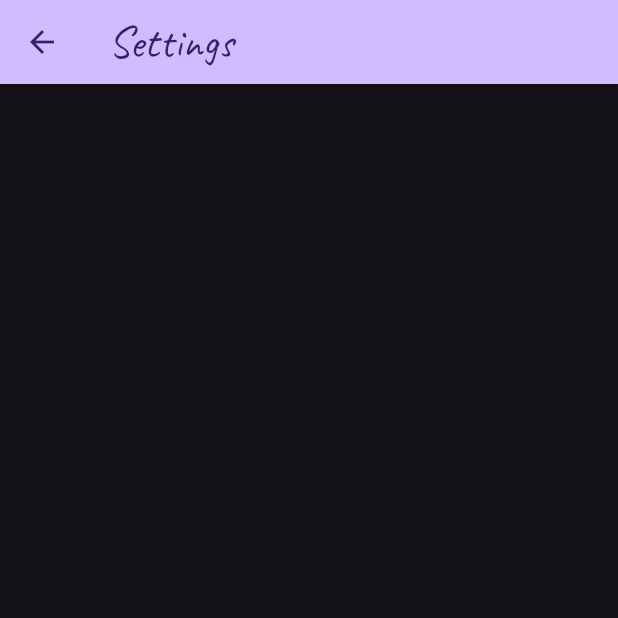
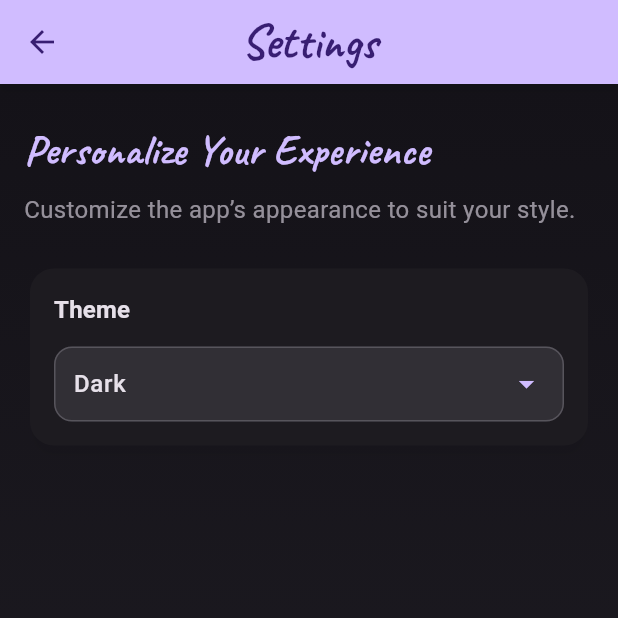
Before and after one commit to Hati0kooHati/places, a Flutter app: the screen it shows after launch, after a tap on the "settings" icon, on a phone screen of 412 x 824 dp, the top half of it. Run offline on Flutter 3.47's test engine with Material 3 defaults, Android fonts, the phone set to English and light mode, and no system bars; our stand-ins replace flutter_map, flutter_riverpod, google_fonts, image_picker, latlong2, location and 1 more; accounts and stored records are empty.

Commit message:
add ability to change theme mode

```diff
--- a/lib/core/providers/theme_data_provider.dart
+++ /dev/null
@@ -1,19 +0,0 @@
-import 'package:flutter/material.dart';
-import 'package:flutter_riverpod/flutter_riverpod.dart';
-
-class ThemeDataModeNotifier extends Notifier<ThemeData> {
-  @override
-  build() {
-    return ThemeData.dark();
-  }
-
-  void changeTheme() {
-    if (state.brightness == Brightness.dark) {
-      state = ThemeData.light();
-    } else {
-      state = ThemeData.dark();
-    }
-  }
-}
-
-final themeDataModeProvider = NotifierProvider(ThemeDataModeNotifier.new);
--- /dev/null
+++ b/lib/core/providers/theme_mode_provider.dart
@@ -0,0 +1,15 @@
+import 'package:flutter/material.dart';
+import 'package:flutter_riverpod/flutter_riverpod.dart';
+
+class ThemeModeNotifier extends Notifier<ThemeMode> {
+  @override
+  build() {
+    return ThemeMode.dark;
+  }
+
+  void setThemeMode(ThemeMode newThemeMode) {
+    state = newThemeMode;
+  }
+}
+
+final themeModeProvider = NotifierProvider(ThemeModeNotifier.new);
--- a/lib/features/view/screens/add_place_screen.dart
+++ b/lib/features/view/screens/add_place_screen.dart
@@ -69,6 +69,7 @@ class _AddPlaceScreenState extends ConsumerState<AddPlaceScreen> {
     return Scaffold(
       appBar: AppBar(
         title: Text("Add Place", style: GoogleFonts.caveat(fontSize: 30)),
+        centerTitle: true,
         backgroundColor: theme.colorScheme.primary,
         foregroundColor: theme.colorScheme.onPrimary,
         elevation: 2,
--- a/lib/features/view/screens/settings_screen.dart
+++ b/lib/features/view/screens/settings_screen.dart
@@ -1,27 +1,142 @@
 import 'package:flutter/material.dart';
+import 'package:flutter_riverpod/flutter_riverpod.dart';
 import 'package:google_fonts/google_fonts.dart';
+import 'package:places/core/providers/theme_mode_provider.dart';
 
-class SettingsScreen extends StatefulWidget {
+class SettingsScreen extends ConsumerWidget {
   const SettingsScreen({super.key});
 
   @override
-  State<SettingsScreen> createState() => _SettingsScreenState();
-}
-
-class _SettingsScreenState extends State<SettingsScreen> {
-  @override
-  Widget build(BuildContext context) {
+  Widget build(BuildContext context, WidgetRef ref) {
     final theme = Theme.of(context);
+    final ThemeMode currThemeMode = ref.watch(themeModeProvider);
 
     return Scaffold(
       appBar: AppBar(
-        title: Text("Settings", style: GoogleFonts.caveat(fontSize: 30)),
+        title: Text(
+          'Settings',
+          style: GoogleFonts.caveat(
+            fontSize: 32,
+            fontWeight: FontWeight.bold,
+            color: theme.colorScheme.onPrimary,
+          ),
+        ),
         backgroundColor: theme.colorScheme.primary,
         foregroundColor: theme.colorScheme.onPrimary,
-        elevation: 2,
-        shadowColor: Colors.black.withAlpha(50),
+        elevation: 3,
+        shadowColor: Colors.black.withAlpha(60),
+        centerTitle: true,
       ),
-      body: Column(),
+      body: Container(
+        decoration: BoxDecoration(
+          gradient: LinearGradient(
+            colors: [
+              theme.colorScheme.surface,
+              theme.colorScheme.surfaceContainer,
+            ],
+            begin: Alignment.topCenter,
+            end: Alignment.bottomCenter,
+          ),
+        ),
+        child: Padding(
+          padding: const EdgeInsets.symmetric(horizontal: 16, vertical: 24),
+          child: Column(
+            crossAxisAlignment: CrossAxisAlignment.start,
+            children: [
+              // Header
+              Text(
+                'Personalize Your Experience',
+                style: GoogleFonts.caveat(
+                  fontSize: 28,
+                  fontWeight: FontWeight.bold,
+                  color: theme.colorScheme.primary,
+                ),
+              ),
+              const SizedBox(height: 8),
+              Text(
+                'Customize the app’s appearance to suit your style.',
+                style: theme.textTheme.bodyMedium?.copyWith(
+                  color: theme.colorScheme.onSurfaceVariant.withAlpha(180),
+                  fontSize: 16,
+                ),
+              ),
+              const SizedBox(height: 24),
+
+              // Theme Selection Card
+              Card(
+                elevation: 4,
+                shadowColor: Colors.black.withAlpha(40),
+                shape: RoundedRectangleBorder(
+                  borderRadius: BorderRadius.circular(16),
+                ),
+                child: Padding(
+                  padding: const EdgeInsets.all(16),
+                  child: Column(
+                    crossAxisAlignment: CrossAxisAlignment.start,
+                    children: [
+                      Text(
+                        'Theme',
+                        style: theme.textTheme.titleMedium?.copyWith(
+                          fontWeight: FontWeight.bold,
+                          color: theme.colorScheme.onSurface,
+                        ),
+                      ),
+                      const SizedBox(height: 12),
+                      AnimatedContainer(
+                        duration: const Duration(milliseconds: 200),
+                        decoration: BoxDecoration(
+                          borderRadius: BorderRadius.circular(12),
+                          border: Border.all(
+                            color: theme.colorScheme.outline.withAlpha(100),
+                            width: 1,
+                          ),
+                          color: theme.colorScheme.surfaceContainerHighest
+                              .withAlpha(200),
+                        ),
+                        padding: const EdgeInsets.symmetric(horizontal: 12),
+                        child: DropdownButton<ThemeMode>(
+                          value: currThemeMode,
+                          isExpanded: true,
+                          underline: const SizedBox(),
+                          icon: Icon(
+                            Icons.arrow_drop_down,
+                            color: theme.colorScheme.primary,
+                          ),
+                          items: ThemeMode.values.map((themeMode) {
+                            return DropdownMenuItem(
+                              value: themeMode,
+                              child: Text(
+                                themeMode == ThemeMode.system
+                                    ? 'System'
+                                    : themeMode == ThemeMode.light
+                                    ? 'Light'
+                                    : 'Dark',
+                                style: theme.textTheme.bodyLarge?.copyWith(
+                                  color: theme.colorScheme.onSurface,
+                                  fontWeight: FontWeight.w500,
+                                ),
+                              ),
+                            );
+                          }).toList(),
+                          onChanged: (newThemeMode) {
+                            if (newThemeMode != null) {
+                              ref
+                                  .read(themeModeProvider.notifier)
+                                  .setThemeMode(newThemeMode);
+                            }
+                          },
+                          dropdownColor: theme.colorScheme.surfaceContainer,
+                          borderRadius: BorderRadius.circular(12),
+                        ),
+                      ),
+                    ],
+                  ),
+                ),
+              ),
+            ],
+          ),
+        ),
+      ),
     );
   }
 }
--- a/lib/places.dart
+++ b/lib/places.dart
@@ -1,6 +1,6 @@
 import 'package:flutter/material.dart';
 import 'package:flutter_riverpod/flutter_riverpod.dart';
-import 'package:places/core/providers/theme_data_provider.dart';
+import 'package:places/core/providers/theme_mode_provider.dart';
 import 'package:places/features/view/screens/places_screen.dart';
 
 class Places extends ConsumerWidget {
@@ -8,11 +8,13 @@ class Places extends ConsumerWidget {
 
   @override
   Widget build(BuildContext context, WidgetRef ref) {
-    final theme = ref.watch(themeDataModeProvider);
+    final themeMode = ref.watch(themeModeProvider);
 
     return MaterialApp(
+      theme: ThemeData(brightness: Brightness.light),
+      darkTheme: ThemeData(brightness: Brightness.dark),
       debugShowCheckedModeBanner: false,
-      theme: theme,
+      themeMode: themeMode,
       title: 'Great Places',
       home: PlacesScreen(),
     );
```
Also changed, not shown: lib/core/enum/enums.dart (deleted).
